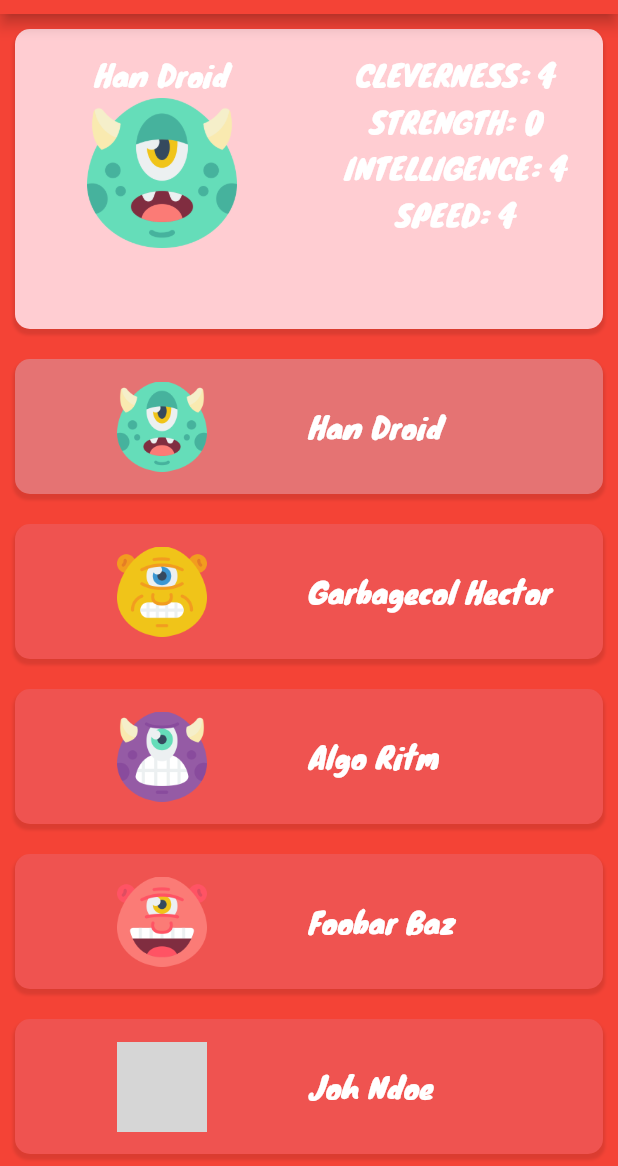
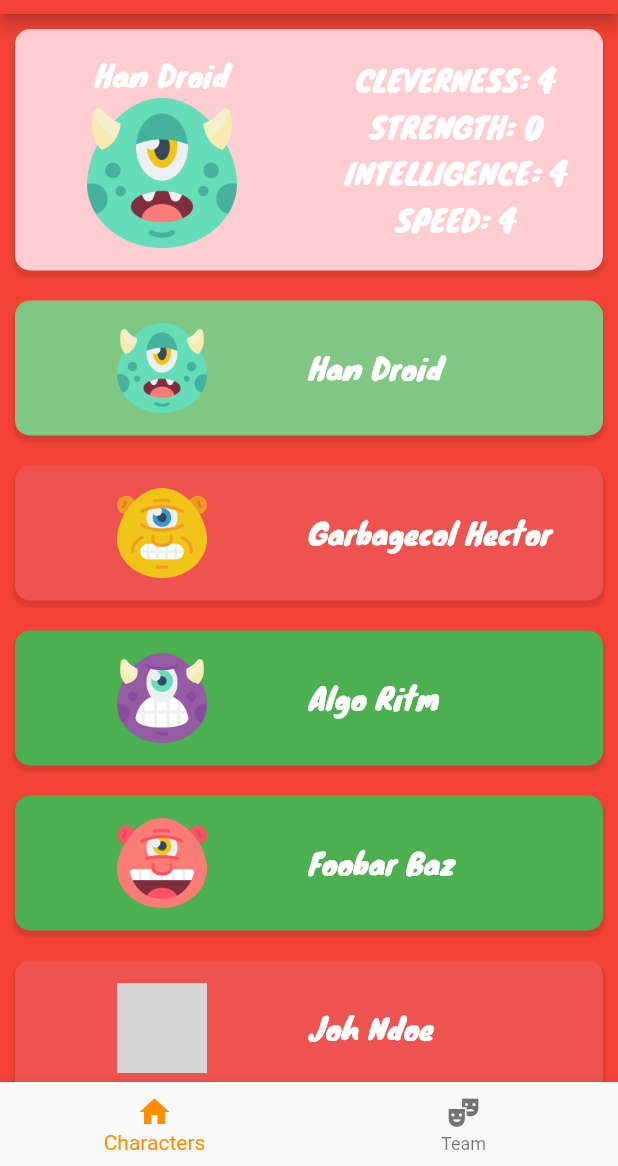
Before and after one commit to ValentinGardelUniv/TheBattle, a Flutter app: the screen it shows after launch, after a tap on "Han Droid", on a phone screen of 412 x 824 dp, the part 70-1236 px from its top. Run offline on Flutter 3.47's test engine with Material 2 defaults, Android fonts, the phone set to English and light mode, and no system bars; our stand-ins replace csv; statements that could not run were skipped; grey boxes are pictures that could not be loaded.

Commit message:
add team page & redraw correction

```diff
--- a/lib/MyApp.dart
+++ /dev/null
@@ -1,9 +0,0 @@
-import 'package:flutter/material.dart';
-import 'package:projet/pages/HomePage.dart';
-
-class MyApp extends StatelessWidget {
-  @override
-  Widget build(BuildContext context) {
-    return HomePage();
-  }
-}
--- /dev/null
+++ b/lib/TheBattleApp.dart
@@ -0,0 +1,24 @@
+import 'package:flutter/material.dart';
+import 'package:projet/pages/MyRouter.dart';
+import 'package:projet/pages/HomePage.dart';
+
+class TheBattleApp extends StatefulWidget {
+  @override
+  _TheBattleAppState createState() => _TheBattleAppState();
+}
+
+class _TheBattleAppState extends State<TheBattleApp> {
+  @override
+  Widget build(BuildContext context) {
+    return MaterialApp(
+      onGenerateRoute: MyRouter.generateRoute,
+      //initialRoute: MyRouter.homeRoute, //enabling this bring back the back button
+      home: HomePage(team: MyRouter.player.team),
+      title: "The Battle",
+      theme: ThemeData(
+        primarySwatch: Colors.red,
+        visualDensity: VisualDensity.adaptivePlatformDensity,
+      ),
+    );
+  }
+}
--- a/lib/main.dart
+++ b/lib/main.dart
@@ -1,11 +1,9 @@
 import 'package:flutter/material.dart';
-import 'package:projet/MyApp.dart';
+import 'package:projet/TheBattleApp.dart';
 import 'package:projet/models/Character.dart';
 
 void main() async {
   WidgetsFlutterBinding.ensureInitialized();
   await Character.loadCaharacters();
-  runApp(MaterialApp(
-    home: MyApp(),
-  ));
+  runApp(TheBattleApp());
 }
--- a/lib/models/Character.dart
+++ b/lib/models/Character.dart
@@ -4,19 +4,20 @@ import 'package:projet/models/Skill.dart';
 
 class Character {
   static List<Character> characters = [
-    Character("Han Droid", "001", 0, 4, 4, 4),
-    Character("Garbagecol Hector", "002", 5, 1, 1, 5),
-    Character("Algo Ritm", "003", 5, 1, 1, 5),
-    Character("Foobar Baz", "004", 5, 4, 2, 1),
-    Character("Joh Ndoe", "005", 4, 3, 3, 2),
-    Character("Rid Mi", "006", 3, 3, 3, 3),
+    Character("Han Droid", "001", 0, 4, 4, 4, false),
+    Character("Garbagecol Hector", "002", 5, 1, 1, 5, false),
+    Character("Algo Ritm", "003", 5, 1, 1, 5, true),
+    Character("Foobar Baz", "004", 5, 4, 2, 1, true),
+    Character("Joh Ndoe", "005", 4, 3, 3, 2, false),
+    Character("Rid Mi", "006", 3, 3, 3, 3, false),
   ];
 
+  bool selected, autoSelected;
   String uuid, name, image;
   Skill strength, speed, cleverness, intelligence;
 
   Character(String name, String uuid, int strength, int speed, int clerverness,
-      int intelligence) {
+      int intelligence, autoSelected) {
     this.name = name;
     this.uuid = uuid;
     this.image = "assets/characters/character-" + uuid + ".png";
@@ -24,6 +25,8 @@ class Character {
     this.speed = Skill(SkillType.SPEED, speed);
     this.cleverness = Skill(SkillType.CLEVERNESS, clerverness);
     this.intelligence = Skill(SkillType.INTELLIGENCE, intelligence);
+    this.autoSelected = autoSelected;
+    this.selected = autoSelected;
   }
 
   static void loadCaharacters() async {
@@ -34,9 +37,23 @@ class Character {
 
     Character.characters = [];
     for (var i = 1; i < csvTable.length; i++) {
-      var character = new Character(csvTable[i][0], csvTable[i][1],
-          csvTable[i][2], csvTable[i][3], csvTable[i][4], csvTable[i][5]);
+      var character = new Character(
+          csvTable[i][0],
+          csvTable[i][1],
+          csvTable[i][2],
+          csvTable[i][3],
+          csvTable[i][4],
+          csvTable[i][5],
+          false);
       Character.characters.add(character);
     }
   }
+
+  static List<Character> getSelectedCharacters() {
+    List<Character> res = [];
+    for (Character char in Character.characters) {
+      if (char.selected) res.add(char);
+    }
+    return res;
+  }
 }
--- a/lib/models/Player.dart
+++ b/lib/models/Player.dart
@@ -6,12 +6,12 @@ class Player {
   Team team;
 
   Player(String uuid, String firstname, String lastname, String email,
-      int gender, Team team) {
+      int gender) {
     this.uuid = uuid;
     this.firstname = firstname;
     this.lastname = lastname;
     this.email = email;
     this.gender = gender;
-    this.team = team;
+    this.team = new Team("uuid", this);
   }
 }
--- a/lib/models/Team.dart
+++ b/lib/models/Team.dart
@@ -1,14 +1,49 @@
 import 'package:projet/models/Character.dart';
 import 'package:projet/models/Player.dart';
+import 'dart:math';
 
 class Team {
+  static const int MAX_CHARACTER = 5;
+
   String uuid;
+  String name = "My Team";
   Player player;
   List<Character> characters;
 
-  Team(String uuid, Player player, List<Character> characters) {
+  Team(String uuid, Player player) {
     this.uuid = uuid;
     this.player = player;
-    this.characters = characters;
+    this.characters = [];
+    this.autoselectRandomCharacter(2);
+  }
+
+  void autoselectRandomCharacter(int amount) {
+    var rnd = new Random();
+    if (amount <= Character.characters.length && amount <= Team.MAX_CHARACTER) {
+      for (var i = 0; i < amount; i++) {
+        var character =
+            Character.characters[rnd.nextInt(Character.characters.length - 1)];
+        while (this.characters.contains(character)) {
+          character = Character
+              .characters[rnd.nextInt(Character.characters.length - 1)];
+        }
+        character.autoSelected = true;
+        character.selected = true;
+        this.characters.add(character);
+      }
+    }
+  }
+
+  bool toogleCharacter(Character character) {
+    if (character.autoSelected) return false;
+    if (characters.contains(character)) {
+      characters.remove(character);
+      character.selected = false;
+    } else if (this.characters.length < Team.MAX_CHARACTER) {
+      characters.add(character);
+      character.selected = true;
+    } else
+      return false;
+    return true;
   }
 }
--- a/lib/pages/AllCharactersPage.dart
+++ b/lib/pages/AllCharactersPage.dart
@@ -1,28 +1,55 @@
 import 'package:flutter/material.dart';
+import 'package:projet/models/Character.dart';
+import 'package:projet/models/Team.dart';
 import 'package:projet/widgets/CharacterDetail.dart';
 import 'package:projet/widgets/CharacterMaster.dart';
-import 'package:projet/widgets/CharacterPreview.dart';
 
-class AllCharactersPage extends StatelessWidget {
-  static CharacterPreview characterPreview;
-  final CharacterDetail characterDetail = CharacterDetail();
+class AllCharactersPage extends StatefulWidget {
+  final Team team;
 
-  void select(CharacterPreview preview) {
-    if (characterPreview != null) {
-      characterPreview.unselect();
-    }
-    characterPreview = preview;
-    characterDetail.display(preview.character);
+  const AllCharactersPage({Key key, @required this.team}) : super(key: key);
+
+  @override
+  _AllCharactersPageState createState() => _AllCharactersPageState();
+}
+
+class _AllCharactersPageState extends State<AllCharactersPage> {
+  CharacterDetail characterDetail;
+
+  @override
+  void setState(fn) {
+    if (this.mounted) super.setState(fn);
+  }
+
+  void toogleCharacter(Character character) {
+    setState(() {
+      this.widget.team.toogleCharacter(character);
+    });
+  }
+
+  @override
+  void initState() {
+    characterDetail = CharacterDetail(
+      team: this.widget.team,
+      toogleCharacter: toogleCharacter,
+    );
+    super.initState();
+  }
+
+  void select(Character character) {
+    characterDetail.display(character);
   }
 
   @override
   Widget build(BuildContext context) {
     return Container(
       color: Colors.red,
-      child: Column(children: [
-        characterDetail,
-        Expanded(child: CharacterMaster(callback: this.select)),
-      ]),
+      child: Column(
+        children: [
+          characterDetail,
+          Flexible(child: CharacterMaster(showCharacterDetail: this.select)),
+        ],
+      ),
     );
   }
 }
--- /dev/null
+++ b/lib/pages/CustomTeamPage.dart
@@ -0,0 +1,38 @@
+import 'package:flutter/material.dart';
+import 'package:projet/models/Team.dart';
+
+class CustomTeamPage extends StatefulWidget {
+  final Team team;
+
+  CustomTeamPage({Key key, @required this.team}) : super(key: key);
+
+  @override
+  _CustomTeamPageState createState() => _CustomTeamPageState();
+}
+
+class _CustomTeamPageState extends State<CustomTeamPage> {
+  @override
+  void setState(fn) {
+    if (this.mounted) super.setState(fn);
+  }
+
+  @override
+  Widget build(BuildContext context) {
+    return Scaffold(
+      appBar: AppBar(
+        title: Center(
+          child: Text(
+            "THE BATTLE",
+            style: TextStyle(fontFamily: 'Knewave'),
+          ),
+        ),
+      ),
+      body: Container(
+        color: Colors.red[400],
+        child: Center(
+          child: Text("To Implement"),
+        ),
+      ),
+    );
+  }
+}
--- a/lib/pages/HomePage.dart
+++ b/lib/pages/HomePage.dart
@@ -1,7 +1,37 @@
 import 'package:flutter/material.dart';
+import 'package:projet/models/Team.dart';
 import 'package:projet/pages/AllCharactersPage.dart';
+import 'package:projet/pages/MyRouter.dart';
 
-class HomePage extends StatelessWidget {
+class HomePage extends StatefulWidget {
+  final Team team;
+
+  HomePage({Key key, @required this.team}) : super(key: key);
+  @override
+  _HomePageState createState() => _HomePageState();
+}
+
+class _HomePageState extends State<HomePage> {
+  int _selectedIndex = 0;
+  final List<String> routes = [
+    MyRouter.homeRoute,
+    MyRouter.teamRoute,
+  ];
+
+  @override
+  void setState(fn) {
+    if (this.mounted) super.setState(fn);
+  }
+
+  void _onItemTapped(int index) {
+    setState(() {
+      if (index != this._selectedIndex) {
+        Navigator.pushReplacementNamed(context, routes[index]);
+        this._selectedIndex = index;
+      }
+    });
+  }
+
   @override
   Widget build(BuildContext context) {
     return Scaffold(
@@ -12,9 +42,25 @@ class HomePage extends StatelessWidget {
             style: TextStyle(fontFamily: 'Knewave'),
           ),
         ),
-        backgroundColor: Colors.red,
       ),
-      body: AllCharactersPage(),
+      body: AllCharactersPage(
+        team: this.widget.team,
+      ),
+      bottomNavigationBar: BottomNavigationBar(
+        items: [
+          BottomNavigationBarItem(
+            icon: Icon(Icons.home),
+            label: "Characters",
+          ),
+          BottomNavigationBarItem(
+            icon: Icon(Icons.theater_comedy),
+            label: "Team",
+          )
+        ],
+        currentIndex: _selectedIndex,
+        selectedItemColor: Colors.amber[800],
+        onTap: _onItemTapped,
+      ),
     );
   }
 }
--- /dev/null
+++ b/lib/pages/MyRouter.dart
@@ -0,0 +1,33 @@
+import 'package:flutter/material.dart';
+import 'package:projet/models/Player.dart';
+import 'package:projet/pages/CustomTeamPage.dart';
+import 'package:projet/pages/HomePage.dart';
+import 'package:projet/pages/TeamPage.dart';
+
+class MyRouter {
+  static const String homeRoute = '/';
+  static const String teamRoute = '/team';
+  static const String customTeamRoute = '/team-custom';
+  static final Player player = Player("uuid", "john", "doe", "john@doe.com", 1);
+
+  static Route<dynamic> generateRoute(RouteSettings settings) {
+    switch (settings.name) {
+      case homeRoute:
+        return MaterialPageRoute(
+            builder: (_) => HomePage(team: player.team), settings: settings);
+      case teamRoute:
+        return MaterialPageRoute(
+            builder: (_) => TeamPage(team: player.team), settings: settings);
+      case customTeamRoute:
+        return MaterialPageRoute(
+            builder: (_) => CustomTeamPage(team: player.team),
+            settings: settings);
+      default:
+        return MaterialPageRoute(
+            builder: (_) => Scaffold(
+                  body: Center(
+                      child: Text('No route defined for ${settings.name}')),
+                ));
+    }
+  }
+}
--- /dev/null
+++ b/lib/pages/TeamPage.dart
@@ -0,0 +1,110 @@
+import 'package:flutter/material.dart';
+import 'package:projet/models/Character.dart';
+import 'package:projet/models/Team.dart';
+import 'package:projet/pages/MyRouter.dart';
+import 'package:projet/widgets/CharacterPreview.dart';
+
+class TeamPage extends StatefulWidget {
+  final Team team;
+
+  TeamPage({Key key, @required this.team}) : super(key: key);
+
+  @override
+  _TeamPageState createState() => _TeamPageState();
+}
+
+class _TeamPageState extends State<TeamPage> {
+  int _selectedIndex = 1;
+  final List<String> routes = [
+    MyRouter.homeRoute,
+    MyRouter.teamRoute,
+  ];
+
+  @override
+  void setState(fn) {
+    if (this.mounted) super.setState(fn);
+  }
+
+  void _onItemTapped(int index) {
+    setState(() {
+      if (index != this._selectedIndex) {
+        Navigator.pushReplacementNamed(context, routes[index]);
+        this._selectedIndex = index;
+      }
+    });
+  }
+
+  Widget getTeamAction() {
+    if (this.widget.team.characters.length < Team.MAX_CHARACTER) {
+      String message = "Still " +
+          (Team.MAX_CHARACTER - this.widget.team.characters.length).toString() +
+          " character(s) to select!";
+      return Center(
+          heightFactor: 2,
+          child: Text(
+            message,
+            style: TextStyle(
+              color: Colors.white,
+              fontFamily: "Knewave",
+              fontSize: 20,
+            ),
+          ));
+    } else {
+      return Center(
+        heightFactor: 2,
+        child: ElevatedButton(
+          child: Text("Valid Team"),
+          onPressed: () => {
+            Navigator.pushReplacementNamed(context, MyRouter.customTeamRoute)
+          }, //pushNamed() to enable back button, pushReplacementNamed() to disable it
+        ),
+      );
+    }
+  }
+
+  @override
+  Widget build(BuildContext context) {
+    return Scaffold(
+      appBar: AppBar(
+        title: Center(
+          child: Text(
+            "THE BATTLE",
+            style: TextStyle(fontFamily: 'Knewave'),
+          ),
+        ),
+      ),
+      body: Container(
+        color: Colors.red[400],
+        child: Column(
+          children: [
+            this.getTeamAction(),
+            Flexible(
+              child: ListView.builder(
+                itemCount: this.widget.team.characters.length,
+                itemBuilder: (context, index) {
+                  return CharacterPreview(
+                      character: Character.getSelectedCharacters()[index]);
+                },
+              ),
+            ),
+          ],
+        ),
+      ),
+      bottomNavigationBar: BottomNavigationBar(
+        items: [
+          BottomNavigationBarItem(
+            icon: Icon(Icons.home),
+            label: "Characters",
+          ),
+          BottomNavigationBarItem(
+            icon: Icon(Icons.theater_comedy),
+            label: "Team",
+          )
+        ],
+        currentIndex: _selectedIndex,
+        selectedItemColor: Colors.amber[800],
+        onTap: _onItemTapped,
+      ),
+    );
+  }
+}
--- a/lib/widgets/CharacterDetail.dart
+++ b/lib/widgets/CharacterDetail.dart
@@ -1,10 +1,15 @@
 import 'package:flutter/material.dart';
 import 'package:projet/models/Character.dart';
+import 'package:projet/models/Team.dart';
 
 class CharacterDetail extends StatefulWidget {
   final _characterDetailState = _CharacterDetailState();
+  final Team team;
+  final Function toogleCharacter;
 
-  CharacterDetail({Key key}) : super(key: key);
+  CharacterDetail(
+      {Key key, @required this.team, @required this.toogleCharacter})
+      : super(key: key);
 
   void display(Character character) {
     _characterDetailState.display(character);
@@ -17,15 +22,43 @@ class CharacterDetail extends StatefulWidget {
 class _CharacterDetailState extends State<CharacterDetail> {
   Character character;
 
+  @override
+  void setState(fn) {
+    if (this.mounted) super.setState(fn);
+  }
+
   void display(Character character) {
-    if (this.mounted) setState(() => this.character = character);
+    setState(() => this.character = character);
+  }
+
+  Widget getTeamButton() {
+    if (!this.character.autoSelected) {
+      if (this.character.selected) {
+        return Center(
+          child: ElevatedButton(
+            child: Text("Remove From Team"),
+            onPressed: () =>
+                setState(() => this.widget.toogleCharacter(this.character)),
+          ),
+        );
+      } else if (Team.MAX_CHARACTER >
+          Character.getSelectedCharacters().length) {
+        return Center(
+          child: ElevatedButton(
+            child: Text("Add To Team"),
+            onPressed: () =>
+                setState(() => this.widget.toogleCharacter(this.character)),
+          ),
+        );
+      }
+    }
+    return Container();
   }
 
   @override
   Widget build(BuildContext context) {
     if (this.character != null) {
       return Container(
-          height: 200,
         decoration: BoxDecoration(
             borderRadius: BorderRadius.circular(10),
             color: Colors.red[100],
@@ -38,7 +71,21 @@ class _CharacterDetailState extends State<CharacterDetail> {
               ),
             ]),
         margin: EdgeInsets.all(10),
-          child: Center(
+        child: Column(
+          mainAxisSize: MainAxisSize.min,
+          children: [
+            this.getCharacterDetail(),
+            this.getTeamButton(),
+          ],
+        ),
+      );
+    } else {
+      return Container();
+    }
+  }
+
+  Widget getCharacterDetail() {
+    return Center(
       child: Row(
         children: [
           Expanded(
@@ -112,24 +159,6 @@ class _CharacterDetailState extends State<CharacterDetail> {
           ),
         ],
       ),
-          ));
-    } else
-      return Container(
-          /*
-        decoration: BoxDecoration(
-            borderRadius: BorderRadius.circular(10),
-            color: Colors.red[100],
-            boxShadow: [
-              BoxShadow(
-                color: Colors.black.withOpacity(0.1),
-                spreadRadius: 1,
-                blurRadius: 1,
-                offset: Offset(0, 3), // changes position of shadow
-              ),
-            ]),
-        margin: EdgeInsets.all(10),
-        child: Text("No Character selected!"),
-        */
     );
   }
 }
--- a/lib/widgets/CharacterMaster.dart
+++ b/lib/widgets/CharacterMaster.dart
@@ -3,9 +3,9 @@ import 'package:projet/models/Character.dart';
 import 'package:projet/widgets/CharacterPreview.dart';
 
 class CharacterMaster extends StatelessWidget {
-  final Function callback;
+  final Function showCharacterDetail;
 
-  CharacterMaster({Key key, this.callback}) : super(key: key);
+  CharacterMaster({Key key, this.showCharacterDetail}) : super(key: key);
 
   @override
   Widget build(BuildContext context) {
@@ -14,8 +14,8 @@ class CharacterMaster extends StatelessWidget {
         itemCount: Character.characters.length,
         itemBuilder: (context, index) {
           return CharacterPreview(
-              character: Character.characters[index], callback: this.callback);
-          ;
+              character: Character.characters[index],
+              showCharacterDetail: this.showCharacterDetail);
         },
       ),
     );
--- a/lib/widgets/CharacterPreview.dart
+++ b/lib/widgets/CharacterPreview.dart
@@ -3,36 +3,50 @@ import 'package:projet/models/Character.dart';
 
 class CharacterPreview extends StatefulWidget {
   final Character character;
-  final Function callback;
+  final Function showCharacterDetail;
   final _characterPreviewState = new _CharacterPreviewState();
 
-  CharacterPreview({Key key, @required this.character, @required this.callback})
+  CharacterPreview(
+      {Key key, @required this.character, this.showCharacterDetail})
       : super(key: key);
 
   @override
   _CharacterPreviewState createState() => _characterPreviewState;
-
-  void unselect() {
-    this._characterPreviewState.unselect();
-  }
 }
 
 class _CharacterPreviewState extends State<CharacterPreview> {
   bool isSelected = false;
+  static _CharacterPreviewState currentlySelected;
+
+  @override
+  void setState(fn) {
+    if (this.mounted) super.setState(fn);
+  }
 
   void unselect() {
-    if (this.mounted) {
-      setState(() => this.isSelected = false);
-    }
+    setState(() => this.isSelected = false);
   }
 
   void select() {
-    if (this.mounted && !this.isSelected) {
-      this.widget.callback(this.widget);
+    if (!this.isSelected) {
+      if (currentlySelected != null) currentlySelected.unselect();
+      currentlySelected = this;
+      if (this.widget.showCharacterDetail != null)
+        this.widget.showCharacterDetail(this.widget.character);
       setState(() {
         this.isSelected = true;
       });
     }
+  }
+
+  Color getColor() {
+    return (this.widget.character.selected)
+        ? (this.isSelected)
+            ? Colors.green[300]
+            : Colors.green
+        : (this.isSelected)
+            ? Colors.red[300]
+            : Colors.red[400];
   }
 
   @override
@@ -42,7 +56,7 @@ class _CharacterPreviewState extends State<CharacterPreview> {
       child: Container(
         decoration: BoxDecoration(
             borderRadius: BorderRadius.circular(10),
-            color: (this.isSelected) ? Colors.red[300] : Colors.red[400],
+            color: this.getColor(),
             boxShadow: [
               BoxShadow(
                 color: Colors.black.withOpacity(0.1),
```
Lines whose indentation alone changed are shown as unchanged.
